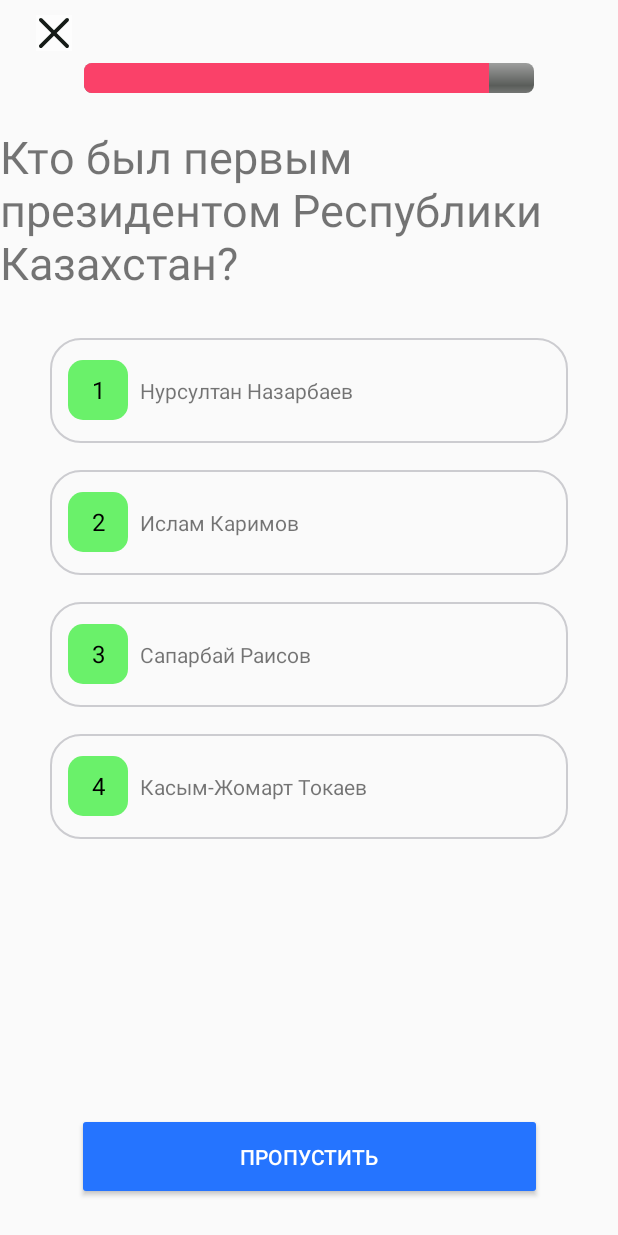
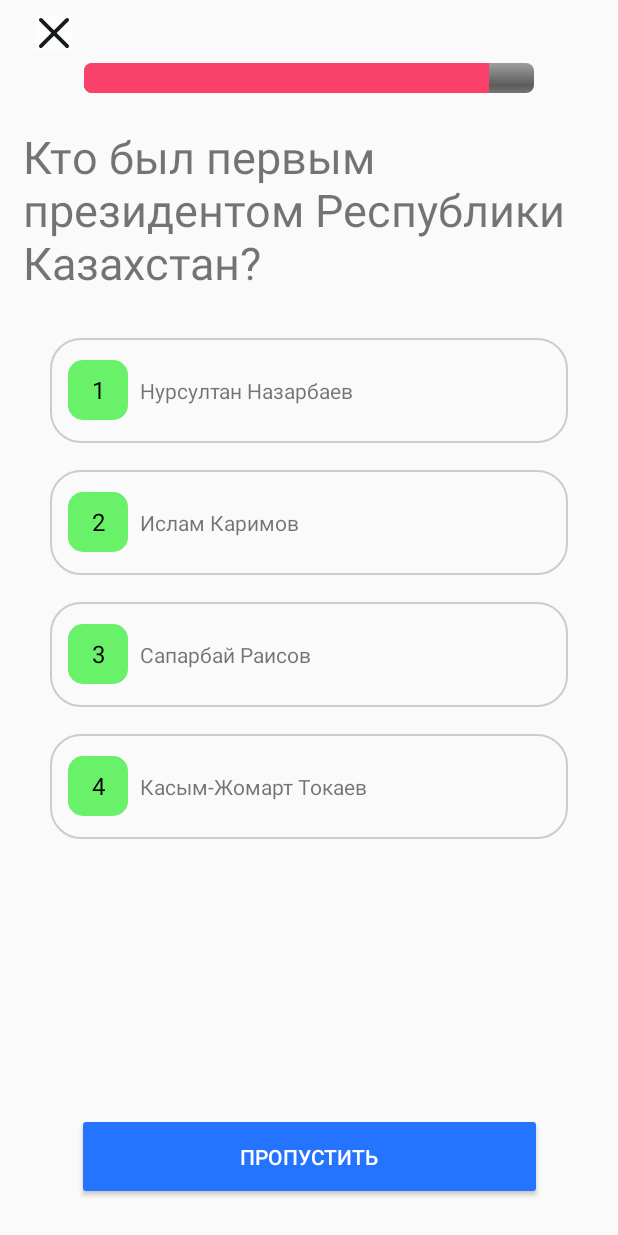
Before and after one commit to Ansar747/diplomaReady, an Android app: the QuestionMainTest screen opened directly, with no data from a screen before it, on a phone screen of 412 x 824 dp. Run offline under Robolectric (Android 15) with nearby library versions, the phone set to English and light mode, and no system bars.

Commit message:
added test activity

```diff
--- a/app/src/main/res/layout/activity_question_main_test.xml
+++ b/app/src/main/res/layout/activity_question_main_test.xml
@@ -37,15 +37,14 @@
         android:id="@+id/textView"
         android:layout_width="wrap_content"
         android:layout_height="wrap_content"
-        android:layout_gravity="center_horizontal"
         android:layout_marginHorizontal="33dp"
         android:layout_marginTop="50dp"
+        android:gravity="start"
         android:layout_marginStart="15dp"
         android:layout_marginEnd="15dp"
         android:textSize="30sp"
-        app:layout_constraintEnd_toEndOf="parent"
+        app:layout_constraintTop_toBottomOf="@+id/imageButton"
         app:layout_constraintStart_toStartOf="parent"
-        app:layout_constraintTop_toBottomOf="@+id/imageButton"
         tools:text="Ваш вопрос здесь" />
 
     <LinearLayout
```
